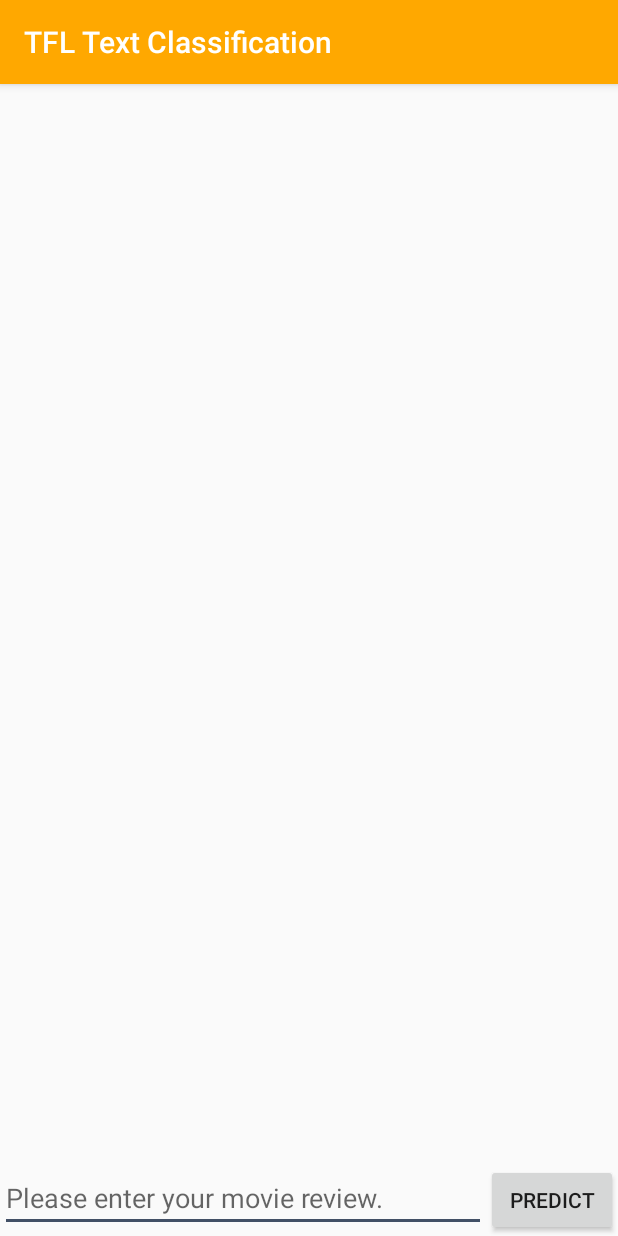
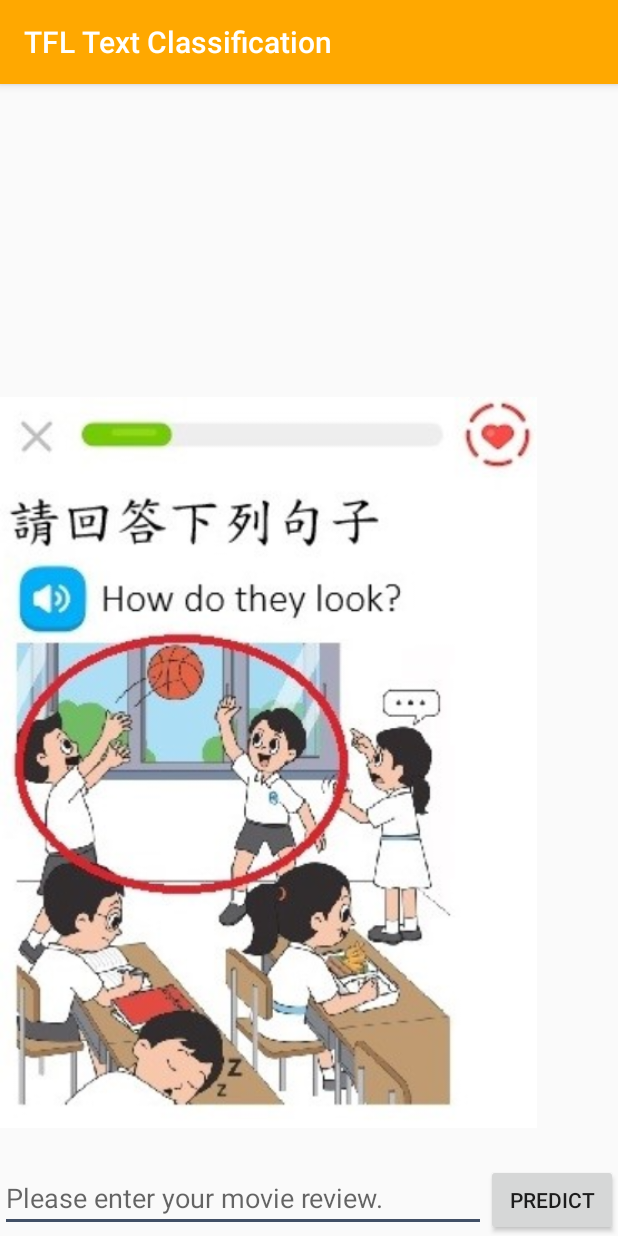
Before and after one commit to alanmark13579/EGQA, an Android app: the screen it shows after launch (MainActivity), on a phone screen of 412 x 824 dp. Run offline under Robolectric (Android 15) with nearby library versions, the phone set to English and light mode, and no system bars; pictures from the network do not load; 1 statement that could not run was skipped.

Commit message:
add image and feedback

```diff
--- a/lite/examples/text_classification/android/app/src/main/res/layout/activity.xml
+++ b/lite/examples/text_classification/android/app/src/main/res/layout/activity.xml
@@ -12,8 +12,10 @@
       android:id="@+id/scroll_view"
       android:layout_width="match_parent"
       android:layout_height="0dp"
+      app:layout_constraintBottom_toTopOf="@+id/input_text"
       app:layout_constraintTop_toTopOf="parent"
-      app:layout_constraintBottom_toTopOf="@+id/input_text">
+      app:layout_constraintVertical_bias="0.0"
+      tools:layout_editor_absoluteX="-16dp">
 
     <TextView
         android:id="@+id/result_text_view"
@@ -42,4 +44,13 @@
       app:layout_constraintStart_toEndOf="@+id/input_text"
       />
 
+  <ImageView
+      android:id="@+id/imageView3"
+      android:layout_width="358dp"
+      android:layout_height="535dp"
+      android:layout_marginTop="49dp"
+      app:layout_constraintBottom_toBottomOf="@+id/scroll_view"
+      app:layout_constraintStart_toStartOf="@+id/scroll_view"
+      app:srcCompat="@drawable/qa" />
+
 </androidx.constraintlayout.widget.ConstraintLayout>
```
Also changed, not shown: lite/examples/text_classification/android/app/src/main/java/org/tensorflow/lite/examples/textclassification/EGQA/MainActivity.java (+25 -2 lines), lite/examples/text_classification/android/app/src/main/res/drawable/qa.jpg (added).
